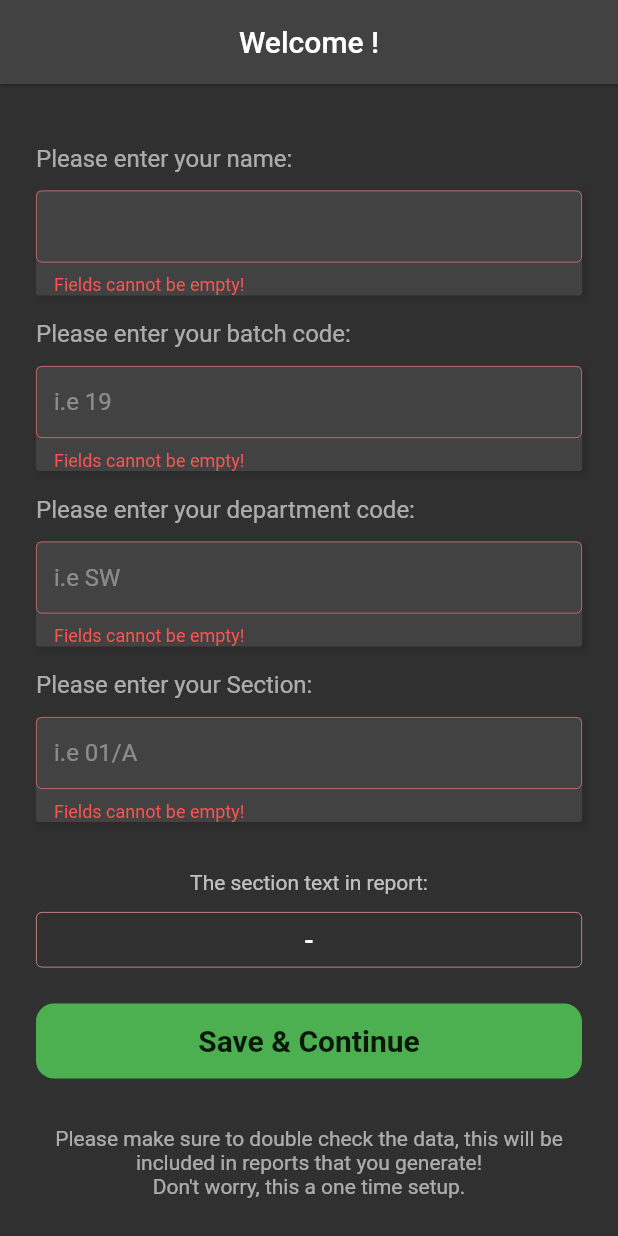
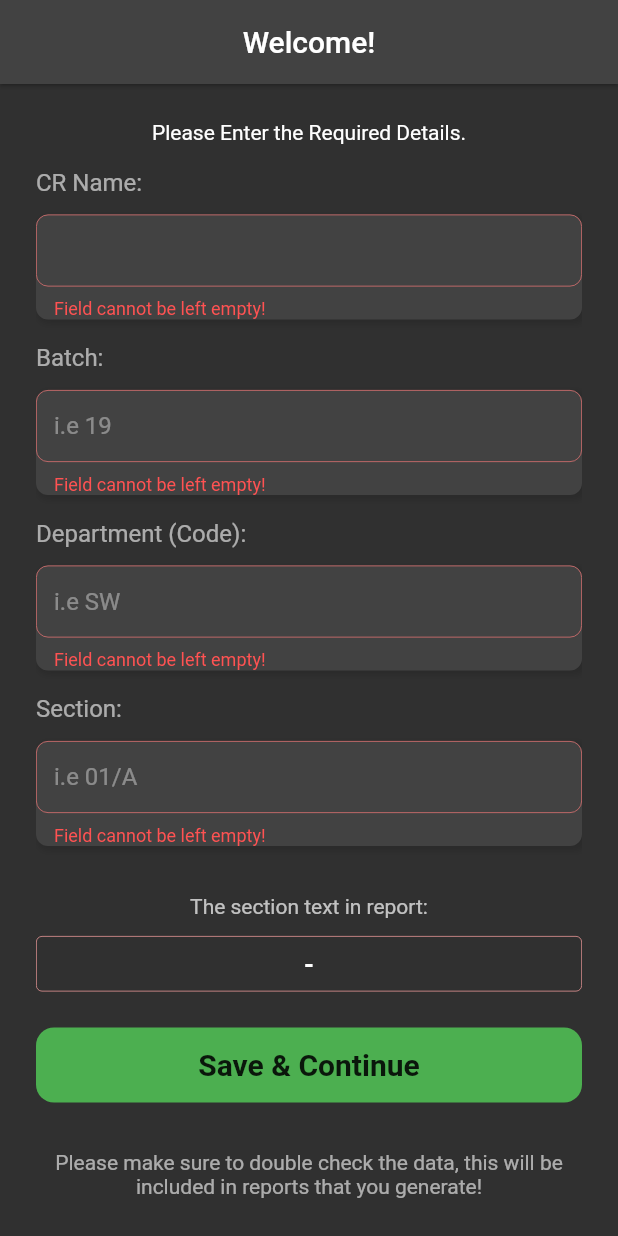
Before and after one commit to rashidwassan/muet-attendance-taking-app, a Flutter app: the screen it shows after launch, after a tap on "Save & Continue", on a phone screen of 412 x 824 dp. Run offline on Flutter 3.47's test engine with Material 2 defaults, Android fonts, the phone set to English and light mode, and no system bars; our stand-ins replace csv, file_picker, hive, lottie, screenshot, share and 1 more; missing offline and left inert: clipboard; accounts and stored records are empty.

Commit message:
minor bug fix

```diff
--- a/lib/components/textfields.dart
+++ b/lib/components/textfields.dart
@@ -37,13 +37,14 @@ class AttendanceAppTextField extends StatelessWidget {
         DecoratedBox(
           decoration: BoxDecoration(
             color: Colors.grey.shade800,
-            borderRadius: BorderRadius.circular(2),
+            borderRadius: BorderRadius.circular(8),
             boxShadow: const [
               BoxShadow(
-                  color: Colors.black12,
-                  blurRadius: 3,
-                  spreadRadius: 1,
-                  offset: Offset(2, 2)),
+                color: Colors.black12,
+                blurRadius: 3,
+                spreadRadius: 1,
+                offset: Offset(2, 2),
+              ),
             ],
           ),
           child: TextFormField(
@@ -53,7 +54,7 @@ class AttendanceAppTextField extends StatelessWidget {
             onChanged: onChanged,
             onFieldSubmitted: onSubmitted,
             validator: (value) {
-              if (value!.isEmpty) return 'Fields cannot be empty!';
+              if (value!.isEmpty) return 'Field cannot be left empty!';
               return null;
             },
             decoration: InputDecoration(
@@ -63,15 +64,18 @@ class AttendanceAppTextField extends StatelessWidget {
               hintStyle: const TextStyle(color: Colors.white38),
               labelStyle: TextStyle(color: Colors.amber.shade100),
               border: OutlineInputBorder(
+                borderRadius: BorderRadius.circular(8),
                 borderSide: BorderSide(
                   color: Colors.teal.shade100,
                   width: 0.5,
                 ),
               ),
               focusedBorder: OutlineInputBorder(
+                borderRadius: BorderRadius.circular(8),
                 borderSide: BorderSide(color: Colors.teal.shade400, width: 0.5),
               ),
               errorBorder: OutlineInputBorder(
+                borderRadius: BorderRadius.circular(8),
                 borderSide: BorderSide(color: Colors.red.shade300, width: 0.5),
               ),
               errorStyle: TextStyle(color: Colors.redAccent.shade200),
--- a/lib/db/colors.dart
+++ b/lib/db/colors.dart
@@ -13,6 +13,7 @@ class LightColors {
     Colors.blueGrey.shade100,
     Colors.tealAccent.shade100,
     Colors.teal.shade100,
+    Colors.deepOrange.shade100,
   ];
 }
 
--- a/lib/screens/batch_section_input_page.dart
+++ b/lib/screens/batch_section_input_page.dart
@@ -59,7 +59,9 @@ class _BatchAndSectionSpecificationScreenState
       appBar: AppBar(
         elevation: 1,
         centerTitle: true,
-        title: Text('Welcome ${_nameController.text}!'),
+        title: _nameController.text != ''
+            ? Text('Welcome, ${_nameController.text}!')
+            : const Text('Welcome!'),
       ),
       body: Padding(
         padding: const EdgeInsets.all(24),
@@ -70,12 +72,11 @@ class _BatchAndSectionSpecificationScreenState
               mainAxisAlignment: MainAxisAlignment.center,
               crossAxisAlignment: CrossAxisAlignment.start,
               children: [
-                // Center(
-                //   child: Image.asset(
-                //     Images.welcome,
-                //     width: 100,
-                //   ),
-                // ),
+                const Center(
+                  child: Text(
+                    "Please Enter the Required Details.",
+                  ),
+                ),
                 const SizedBox(
                   height: 16,
                 ),
@@ -83,7 +84,7 @@ class _BatchAndSectionSpecificationScreenState
                   batchCodeController: _nameController,
                   focusNode: _nameFieldFocusNode,
                   hintText: '',
-                  title: 'Please enter your name:',
+                  title: 'CR Name:',
                   label: 'Your Name',
                   textInputType: TextInputType.name,
                   onChanged: (v) {
@@ -100,7 +101,7 @@ class _BatchAndSectionSpecificationScreenState
                   batchCodeController: _batchCodeController,
                   focusNode: _batchFieldFocusNode,
                   hintText: 'i.e 19',
-                  title: 'Please enter your batch code:',
+                  title: 'Batch:',
                   label: 'Batch Number',
                   textInputType: TextInputType.number,
                   onChanged: (v) {
@@ -116,7 +117,7 @@ class _BatchAndSectionSpecificationScreenState
                     batchCodeController: _deptCodeController,
                     focusNode: _deptFieldFocusNode,
                     hintText: 'i.e SW',
-                    title: 'Please enter your department code:',
+                    title: 'Department (Code):',
                     label: 'Department Code',
                     onChanged: (v) {
                       setState(() {});
@@ -130,7 +131,7 @@ class _BatchAndSectionSpecificationScreenState
                   batchCodeController: _sectionCodeController,
                   focusNode: _sectionFieldFocusNode,
                   hintText: 'i.e 01/A',
-                  title: 'Please enter your Section:',
+                  title: 'Section:',
                   label: 'Section',
                   onChanged: (v) {
                     setState(() {});
--- a/lib/screens/report_page.dart
+++ b/lib/screens/report_page.dart
@@ -62,7 +62,7 @@ class _ReportPageState extends State<ReportPage> {
                     Text(
                       (absenteeCount == 0)
                           ? 'All Students Present!'
-                          : '$absenteeCount students absent today!',
+                          : '$absenteeCount student(s) absent today!',
                       style: const TextStyle(color: Colors.white),
                     ),
                     const SizedBox(
--- a/lib/screens/splash_screen.dart
+++ b/lib/screens/splash_screen.dart
@@ -18,7 +18,7 @@ class _SplashScreenState extends State<SplashScreen> {
   void initState() {
     super.initState();
     loadData();
-    Future.delayed(const Duration(seconds: 2), () {
+    Future.delayed(const Duration(seconds: 1), () {
       navigate();
     });
   }
@@ -46,30 +46,13 @@ class _SplashScreenState extends State<SplashScreen> {
 
     return Scaffold(
       body: DecoratedBox(
-        decoration: BoxDecoration(
-          gradient: LinearGradient(
-            begin: Alignment.topLeft,
-            end: Alignment.bottomRight,
-            colors: [
-              Colors.grey.shade900,
-              Colors.black38,
-              Colors.grey.shade900
-            ],
-          ),
-        ),
+        decoration: BoxDecoration(color: Colors.grey.shade900),
         child: Center(
           child: Column(
             mainAxisAlignment: MainAxisAlignment.center,
             children: [
-              TweenAnimationBuilder(
-                curve: Curves.bounceInOut,
-                duration: const Duration(milliseconds: 800),
-                tween: Tween<double>(
-                  begin: 0.01,
-                  end: 0.45,
-                ),
-                builder: (context, double val, child) => Container(
-                  width: size.width * val,
+              Container(
+                width: size.width * 0.45,
                 decoration: const BoxDecoration(
                   color: Colors.white,
                   shape: BoxShape.circle,
@@ -78,7 +61,8 @@ class _SplashScreenState extends State<SplashScreen> {
                       color: Colors.black26,
                       spreadRadius: 1,
                       blurRadius: 4,
-                          offset: Offset(4, 4))
+                      offset: Offset(4, 4),
+                    )
                   ],
                 ),
                 child: Padding(
@@ -91,10 +75,8 @@ class _SplashScreenState extends State<SplashScreen> {
                         children: [
                           Image.asset(
                             'assets/images/muet.png',
-                              width: size.width * val,
                           ),
                         ],
-                        ),
                       ),
                     ),
                   ),
--- a/pubspec.yaml
+++ b/pubspec.yaml
@@ -18,7 +18,7 @@ dependencies:
   provider: ^6.0.3
   clipboard: ^0.1.3
   intl: ^0.17.0
-  screenshot: ^1.2.3
+  screenshot: ^2.1.0
   share: ^2.0.4
   path_provider: ^2.0.11
   hive: ^2.2.3
```
Also changed, not shown: lib/components/desired_student_wrap.dart (+9 -5 lines), lib/components/dialogs.dart (+26 -11 lines), lib/screens/attendance_page.dart (+24 -9 lines), lib/screens/students_record_page.dart (+13 -6 lines), pubspec.lock, 5 other files. Lines whose indentation alone changed are shown as unchanged.
